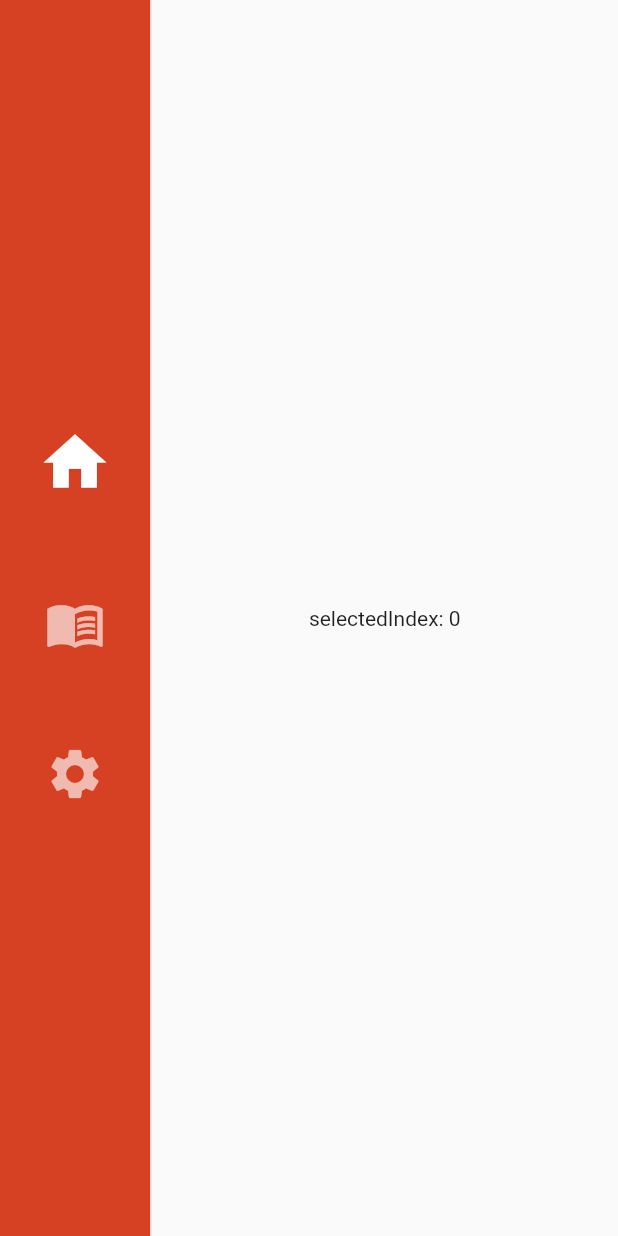
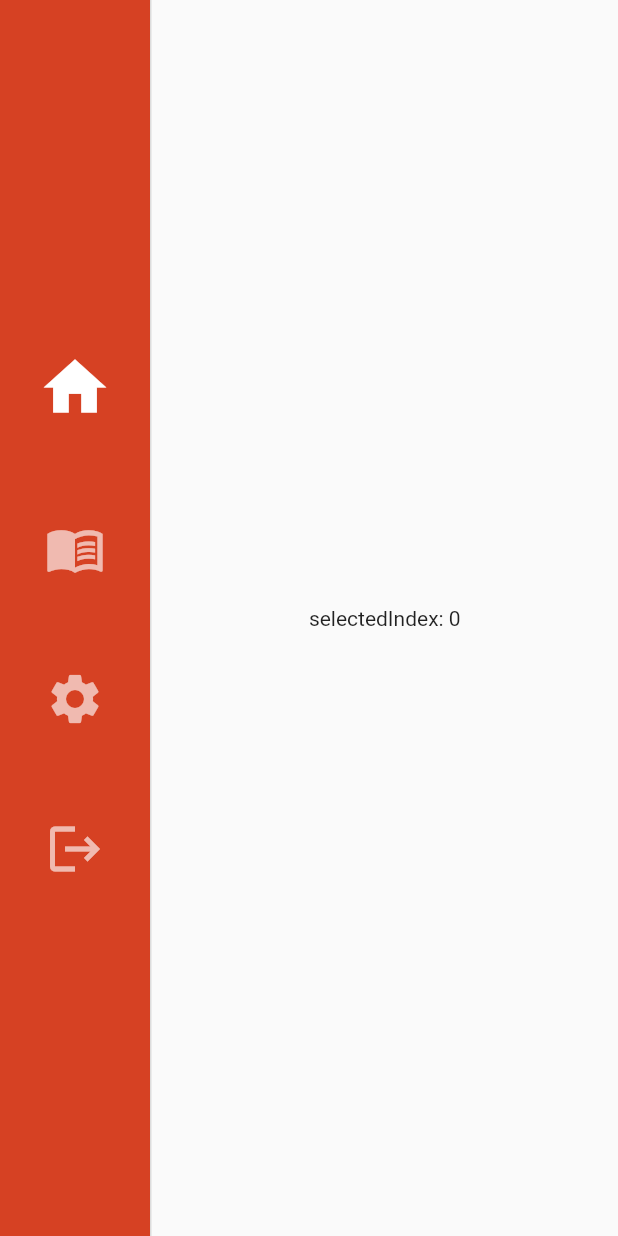
Before and after one commit to imcrisanto/sales-dashboard, a Flutter app: the DashboardScreen screen opened directly, on a phone screen of 412 x 824 dp. Run offline on Flutter 3.47's test engine with Material 2 defaults, Android fonts, the phone set to English and light mode, and no system bars.

Commit message:
Update dashboard_screen.dart

```diff
--- a/lib/screens/dashboard_screen.dart
+++ b/lib/screens/dashboard_screen.dart
@@ -15,7 +15,7 @@ class _DashboardScreenState extends State<DashboardScreen> {
       body: Row(
         children: <Widget>[
           NavigationRail(
-            backgroundColor: Color(0xffD64123),
+            backgroundColor: const Color(0xffD64123),
             selectedIndex: _selectedIndex,
             onDestinationSelected: (int index) {
               setState(() {
@@ -45,6 +45,11 @@ class _DashboardScreenState extends State<DashboardScreen> {
                 selectedIcon: Icon(Icons.settings),
                 label: Text(''),
               ),
+              NavigationRailDestination(
+                icon: Icon(Icons.logout),
+                selectedIcon: Icon(Icons.logout),
+                label: Text(''),
+              ),
             ],
           ),
           const VerticalDivider(thickness: 1, width: 1),
```
